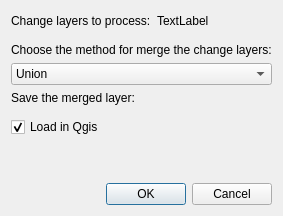
SMByC/PCA4CD, file ui/merge_change_layers_dialog.ui: the form before one commit.
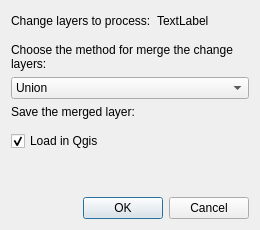
The form after the commit. Custom widgets are drawn as their Qt base class.

Commit message: Improve the dialog to merge layers when there is only one change layer activated

Diff of the .ui file:
```diff
--- a/ui/merge_change_layers_dialog.ui
+++ b/ui/merge_change_layers_dialog.ui
@@ -74,6 +74,9 @@
      <property name="text">
       <string>Choose the method for merge the change layers:</string>
      </property>
+     <property name="wordWrap">
+      <bool>true</bool>
+     </property>
     </widget>
    </item>
    <item>
```
The commit also changes 1 other file.
